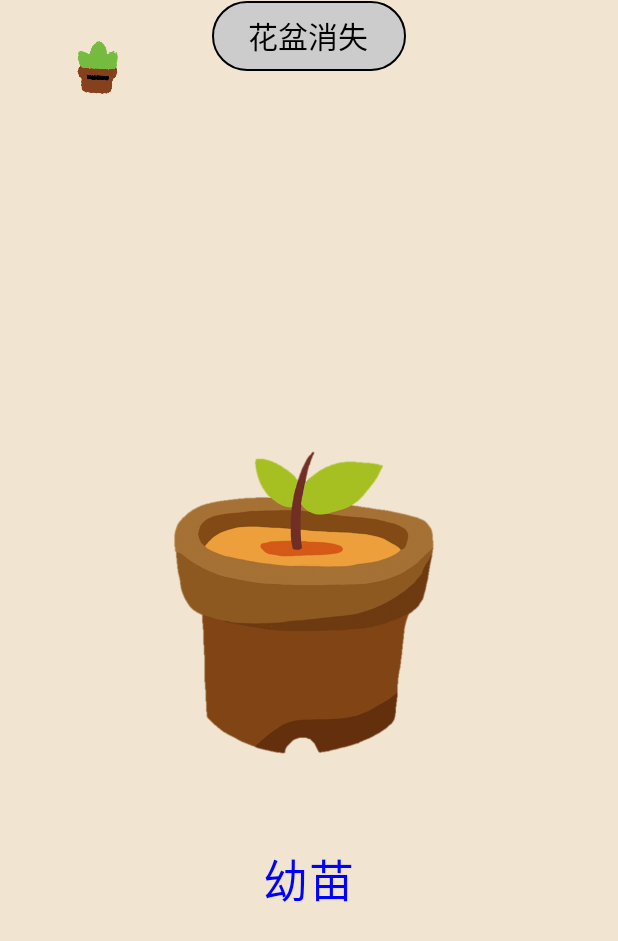
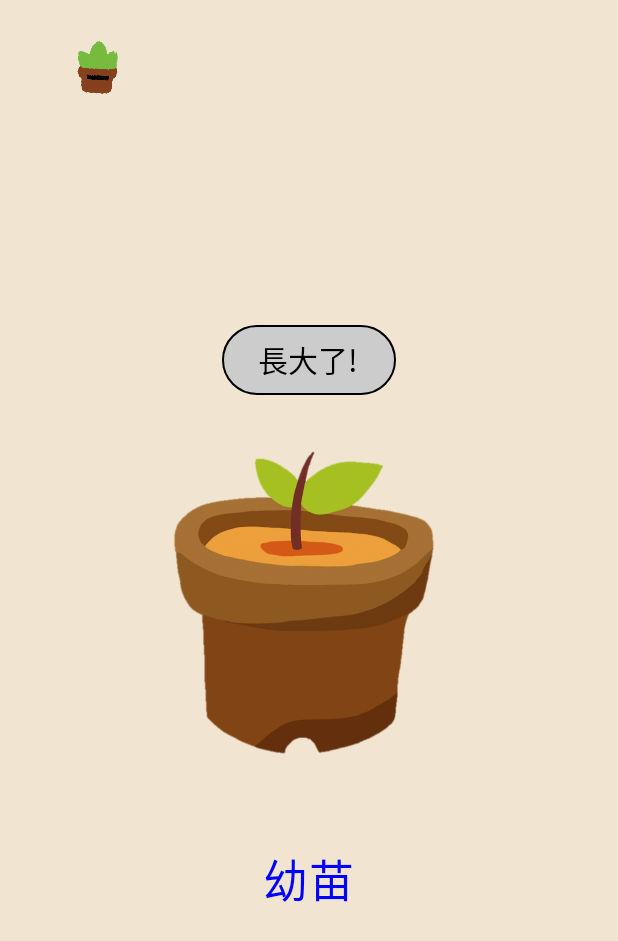
Before and after one commit to Jie018/project, an Android app built with Jetpack Compose: the Forth5Activity screen opened directly, with no data from a screen before it, after a tap on "button icon", on a phone screen of 412 x 824 dp. Shown: the top 941 px of the screen. Run offline under Robolectric (Android 15) with nearby library versions, the phone set to English and light mode, and no system bars.

Commit message:
v9_瑪利亞園丁養成記

```diff
--- a/app/src/main/java/pu/edu/tw/yu/project/Forth4Activity.kt
+++ b/app/src/main/java/pu/edu/tw/yu/project/Forth4Activity.kt
@@ -83,21 +83,7 @@ fun Greeting44(name: String, modifier: Modifier = Modifier) {
             .background(ColorTulip),
             verticalArrangement = Arrangement.Center,
             horizontalAlignment = Alignment.CenterHorizontally){
-            Column {
-                Button(
-                    onClick = { appear = !appear },
-                    colors = ButtonDefaults.buttonColors(Color.LightGray),
-                    border = BorderStroke(1.dp, Color.Black)
-                    //modifier = Modifier.rotate(buttonAngle)
-                ) {
-                    if (appear) Text(text = "花盆消失",
-                        fontSize = 20.sp,
-                        color = Color.Black)
-                    else Text(text = "花盆出現",
-                        fontSize = 20.sp,
-                        color = Color.Black)
-                }
-            }
+
             AnimatedVisibility(
                 visible = appear,
                 enter = fadeIn(
@@ -126,6 +112,18 @@ fun Greeting44(name: String, modifier: Modifier = Modifier) {
                     verticalArrangement = Arrangement.Center,
                     horizontalAlignment = Alignment.CenterHorizontally
                 ){
+                    Row {
+                        Button(
+                            onClick = { appear = !appear },
+                            colors = ButtonDefaults.buttonColors(Color.LightGray),
+                            border = BorderStroke(1.dp, Color.Black)
+                            //modifier = Modifier.rotate(buttonAngle)
+                        ) {
+                            Text(text = "長大了!",
+                                fontSize = 20.sp,
+                                color = Color.Black)
+                        }
+                    }
 
                     Image(
                         painter = painterResource(id = R.drawable.grow),
@@ -142,18 +140,31 @@ fun Greeting44(name: String, modifier: Modifier = Modifier) {
 
 
 
+
+            }
+            Button(
+                onClick = { appear = !appear
+                    var it = Intent(context, Forth4Activity::class.java)
+                    context.startActivity(it)},
+                colors = ButtonDefaults.buttonColors(Color.LightGray),
+                border = BorderStroke(1.dp, Color.Black)
+                //modifier = Modifier.rotate(buttonAngle)
+            ) {
+                Text(text = "讓我再看看它小時候的樣子",
+                    fontSize = 20.sp,
+                    color = Color.Black)
             }
             Button(onClick = {appear = !appear
                 var it = Intent(context, Forth5Activity::class.java)
                 context.startActivity(it)
             },
-                colors = ButtonDefaults.buttonColors(Color.Transparent)
+                colors = ButtonDefaults.buttonColors(Color.DarkGray)
                 //modifier = Modifier.rotate(buttonAngle)
             )
             {
-                Text(text = "下一步",
+                Text(text = "又長的更大了!",
                     fontSize = 20.sp,
-                    color = Color.Black
+                    color = Color.White
 
                 )
             }
--- a/app/src/main/java/pu/edu/tw/yu/project/Forth5Activity.kt
+++ b/app/src/main/java/pu/edu/tw/yu/project/Forth5Activity.kt
@@ -83,21 +83,7 @@ fun Greeting45(name: String, modifier: Modifier = Modifier) {
             .background(ColorTulip),
             verticalArrangement = Arrangement.Center,
             horizontalAlignment = Alignment.CenterHorizontally){
-            Column {
-                Button(
-                    onClick = { appear = !appear },
-                    colors = ButtonDefaults.buttonColors(Color.LightGray),
-                    border = BorderStroke(1.dp, Color.Black)
-                    //modifier = Modifier.rotate(buttonAngle)
-                ) {
-                    if (appear) Text(text = "花盆消失",
-                        fontSize = 20.sp,
-                        color = Color.Black)
-                    else Text(text = "花盆出現",
-                        fontSize = 20.sp,
-                        color = Color.Black)
-                }
-            }
+
             AnimatedVisibility(
                 visible = appear,
                 enter = fadeIn(
@@ -126,6 +112,18 @@ fun Greeting45(name: String, modifier: Modifier = Modifier) {
                     verticalArrangement = Arrangement.Center,
                     horizontalAlignment = Alignment.CenterHorizontally
                 ){
+                    Row {
+                        Button(
+                            onClick = { appear = !appear },
+                            colors = ButtonDefaults.buttonColors(Color.LightGray),
+                            border = BorderStroke(1.dp, Color.Black)
+                            //modifier = Modifier.rotate(buttonAngle)
+                        ) {
+                            Text(text = "長大了!",
+                                fontSize = 20.sp,
+                                color = Color.Black)
+                        }
+                    }
 
                     Image(
                         painter = painterResource(id = R.drawable.grass),
@@ -142,18 +140,31 @@ fun Greeting45(name: String, modifier: Modifier = Modifier) {
 
 
 
+
+            }
+            Button(
+                onClick = { appear = !appear
+                    var it = Intent(context, Forth5Activity::class.java)
+                    context.startActivity(it)},
+                colors = ButtonDefaults.buttonColors(Color.LightGray),
+                border = BorderStroke(1.dp, Color.Black)
+                //modifier = Modifier.rotate(buttonAngle)
+            ) {
+                Text(text = "讓我再看看它小時候的樣子",
+                    fontSize = 20.sp,
+                    color = Color.Black)
             }
             Button(onClick = {appear = !appear
                 var it = Intent(context, Forth6Activity::class.java)
                 context.startActivity(it)
             },
-                colors = ButtonDefaults.buttonColors(Color.Transparent)
+                colors = ButtonDefaults.buttonColors(Color.DarkGray)
                 //modifier = Modifier.rotate(buttonAngle)
             )
             {
-                Text(text = "下一步",
+                Text(text = "準備收成!",
                     fontSize = 20.sp,
-                    color = Color.Black
+                    color = Color.White
 
                 )
             }
```
Also changed, not shown: app/src/main/java/pu/edu/tw/yu/project/FifthActivity.kt (+4 -4 lines), app/src/main/java/pu/edu/tw/yu/project/Forth1Activity.kt (+30 -18 lines), app/src/main/java/pu/edu/tw/yu/project/Forth2Activity.kt (+29 -18 lines), app/src/main/java/pu/edu/tw/yu/project/Forth3Activity.kt (+29 -18 lines), app/src/main/java/pu/edu/tw/yu/project/Forth6Activity.kt (+26 -15 lines), app/src/main/java/pu/edu/tw/yu/project/ForthActivity.kt (+29 -22 lines).
